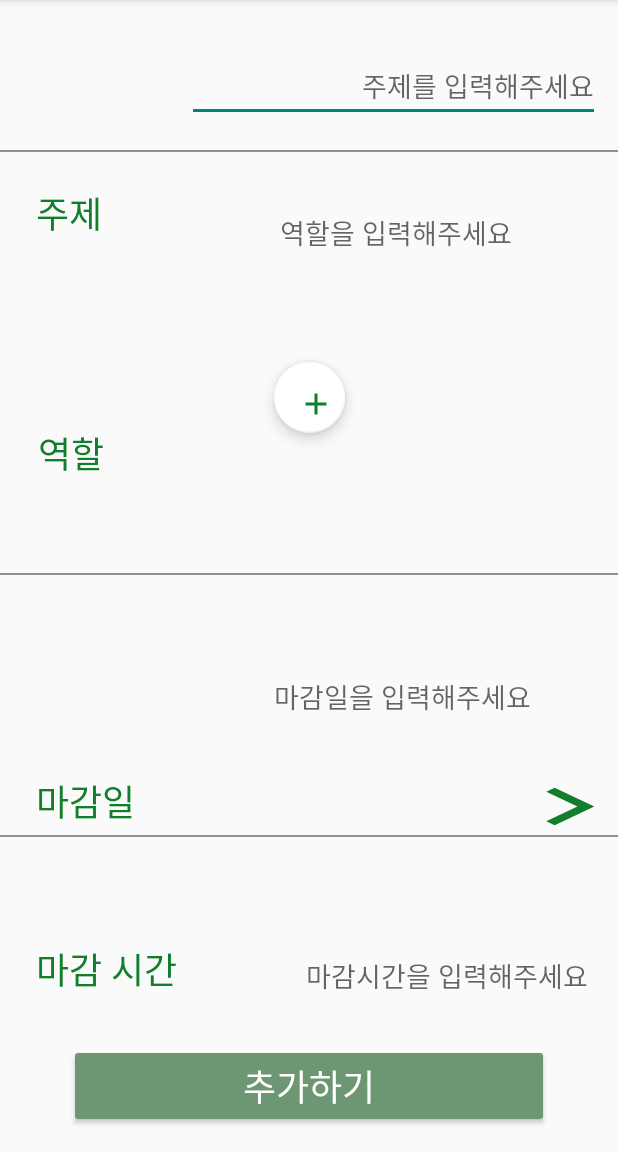
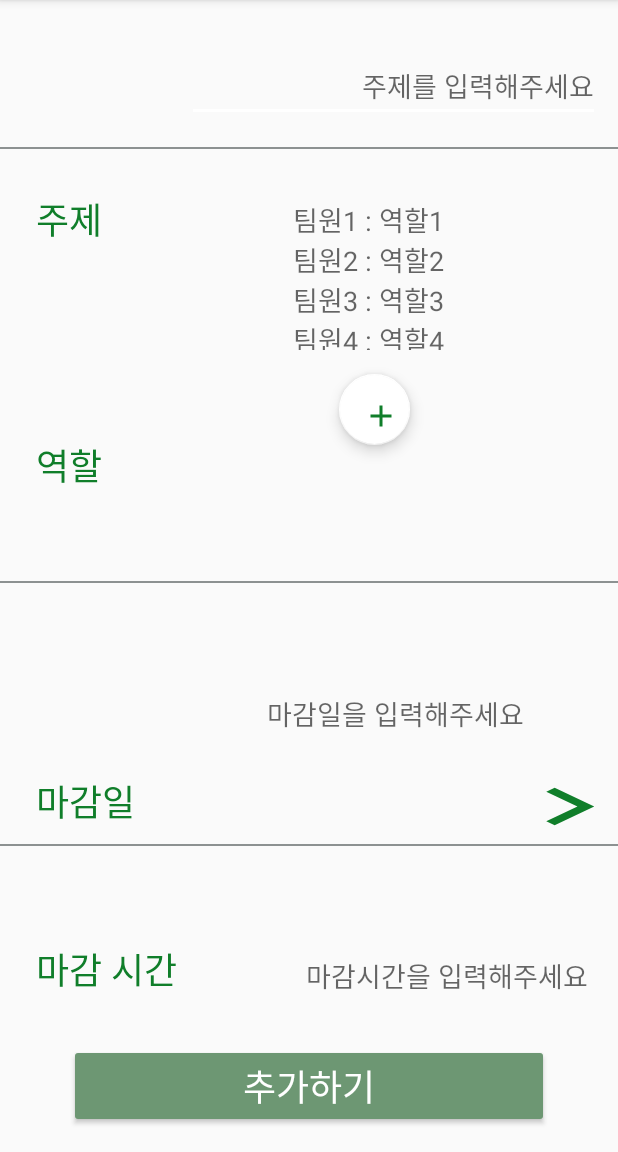
Before and after one commit to 8hojung24/Android_EveryTeamProject, an Android app: the Registration screen opened directly, with no data from a screen before it, on a phone screen of 412 x 824 dp, the part 84-1236 px from its top. Run offline under Robolectric (Android 15) with nearby library versions, the phone set to English and light mode, and no system bars.

Commit message:
registration 작업 수정 (추가하기 버튼 구현 제외)

```diff
--- a/app/src/main/AndroidManifest.xml
+++ b/app/src/main/AndroidManifest.xml
@@ -12,7 +12,6 @@
         android:roundIcon="@mipmap/ic_launcher_round"
         android:supportsRtl="true"
         android:theme="@style/Theme.모두의팀플">
-        <activity android:name=".RoleDialog"></activity>
         <!-- 시작페이지 설정. 작업시 변경 후 push하기 전에 원래대로 -->
         <activity android:name=".LoginActivity">
             <!-- 시작페이지-->
@@ -45,6 +44,7 @@
         <activity android:name=".Edit" />
         <activity android:name=".MatchActivity" />
         <activity android:name=".MapActivity" />
+        <activity android:name=".RoleDialog"/>
     </application>
 
 </manifest>
--- a/app/src/main/res/layout/activity_registration.xml
+++ b/app/src/main/res/layout/activity_registration.xml
@@ -12,6 +12,7 @@
         android:layout_height="45dp"
         android:layout_marginTop="36dp"
         android:layout_marginEnd="12dp"
+        android:backgroundTint="#FFFFFF"
         android:ems="10"
         android:hint="주제를 입력해주세요"
         android:inputType="textShortMessage"
@@ -74,13 +75,12 @@
         android:id="@+id/textView2"
         android:layout_width="59dp"
         android:layout_height="36dp"
-        android:layout_marginEnd="32dp"
-        android:layout_marginBottom="196dp"
+        android:layout_marginStart="24dp"
+        android:layout_marginBottom="188dp"
         android:text="역할"
         android:textColor="@color/TeamColor"
         android:textSize="24sp"
         app:layout_constraintBottom_toTopOf="@+id/textView3"
-        app:layout_constraintEnd_toStartOf="@+id/R_Role"
         app:layout_constraintStart_toStartOf="parent" />
 
     <TextView
@@ -112,15 +112,15 @@
 
     <TextView
         android:id="@+id/R_Role"
-        android:layout_width="229dp"
+        android:layout_width="wrap_content"
         android:layout_height="100dp"
-        android:layout_marginStart="8dp"
-        android:layout_marginTop="60dp"
+        android:layout_marginTop="52dp"
         android:layout_marginEnd="8dp"
-        android:hint="역할을 입력해주세요"
+        android:hint="팀원1 : 역할1\n팀원2 : 역할2\n팀원3 : 역할3\n팀원4 : 역할4"
         android:textAlignment="center"
         android:textSize="18sp"
         app:layout_constraintEnd_toEndOf="parent"
+        app:layout_constraintHorizontal_bias="0.509"
         app:layout_constraintStart_toEndOf="@+id/textView2"
         app:layout_constraintTop_toBottomOf="@+id/R_Subject" />
 
@@ -134,10 +134,10 @@
         android:textSize="18sp"
         app:layout_constraintBottom_toTopOf="@+id/R_ClosingTime"
         app:layout_constraintEnd_toEndOf="parent"
-        app:layout_constraintHorizontal_bias="0.489"
+        app:layout_constraintHorizontal_bias="0.444"
         app:layout_constraintStart_toEndOf="@+id/textView3"
         app:layout_constraintTop_toBottomOf="@+id/R_Role"
-        app:layout_constraintVertical_bias="0.568" />
+        app:layout_constraintVertical_bias="0.608" />
 
     <TextView
         android:id="@+id/R_ClosingTime"
@@ -170,9 +170,11 @@
         android:id="@+id/R_RoleBtn"
         android:layout_width="47dp"
         android:layout_height="58dp"
+        android:layout_marginTop="16dp"
         android:clickable="true"
         app:backgroundTint="@color/white"
         app:layout_constraintEnd_toEndOf="parent"
+        app:layout_constraintHorizontal_bias="0.62"
         app:layout_constraintStart_toStartOf="parent"
         app:layout_constraintTop_toBottomOf="@+id/R_Role"
         app:srcCompat="@drawable/ic_baseline_add_24" />
```
